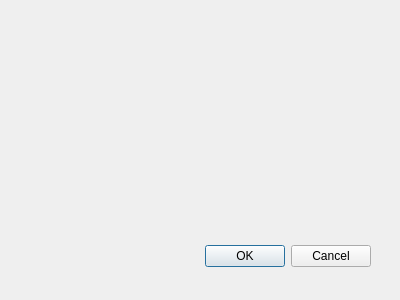
Old version of the form client/clientdialog.ui in the repository Pohvalister/SDR_Transfer.
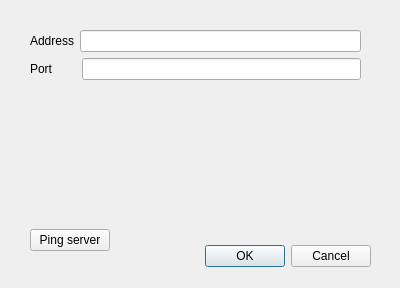
New version of the form.

Diff of the .ui file:
```diff
--- a/client/clientdialog.ui
+++ b/client/clientdialog.ui
@@ -7,7 +7,7 @@
     <x>0</x>
     <y>0</y>
     <width>400</width>
-    <height>300</height>
+    <height>288</height>
    </rect>
   </property>
   <property name="windowTitle">
@@ -29,6 +29,83 @@
     <set>QDialogButtonBox::Cancel|QDialogButtonBox::Ok</set>
    </property>
   </widget>
+  <widget class="QWidget" name="verticalLayoutWidget">
+   <property name="geometry">
+    <rect>
+     <x>30</x>
+     <y>30</y>
+     <width>331</width>
+     <height>221</height>
+    </rect>
+   </property>
+   <layout class="QVBoxLayout" name="verticalLayout">
+    <item>
+     <layout class="QHBoxLayout" name="horizontalLayout_2">
+      <item>
+       <widget class="QLabel" name="label_2">
+        <property name="text">
+         <string>Address</string>
+        </property>
+       </widget>
+      </item>
+      <item>
+       <widget class="QLineEdit" name="addressEdit"/>
+      </item>
+     </layout>
+    </item>
+    <item>
+     <layout class="QHBoxLayout" name="horizontalLayout">
+      <item>
+       <widget class="QLabel" name="label">
+        <property name="text">
+         <string>Port       </string>
+        </property>
+       </widget>
+      </item>
+      <item>
+       <widget class="QLineEdit" name="portEdit"/>
+      </item>
+     </layout>
+    </item>
+    <item>
+     <spacer name="verticalSpacer">
+      <property name="orientation">
+       <enum>Qt::Vertical</enum>
+      </property>
+      <property name="sizeHint" stdset="0">
+       <size>
+        <width>20</width>
+        <height>40</height>
+       </size>
+      </property>
+     </spacer>
+    </item>
+    <item>
+     <layout class="QHBoxLayout" name="horizontalLayout_3">
+      <item>
+       <widget class="QPushButton" name="pingButton">
+        <property name="text">
+         <string>Ping server</string>
+        </property>
+       </widget>
+      </item>
+      <item>
+       <spacer name="horizontalSpacer">
+        <property name="orientation">
+         <enum>Qt::Horizontal</enum>
+        </property>
+        <property name="sizeHint" stdset="0">
+         <size>
+          <width>40</width>
+          <height>20</height>
+         </size>
+        </property>
+       </spacer>
+      </item>
+     </layout>
+    </item>
+   </layout>
+  </widget>
  </widget>
  <resources/>
  <connections>
```
